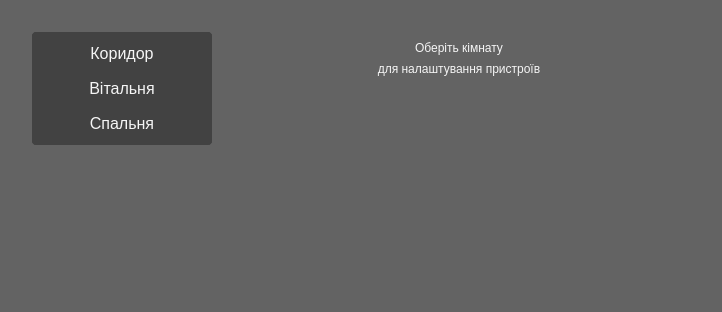
First picture: the form in rooms.ui, repository DanCher17/lmv1, before the edit.
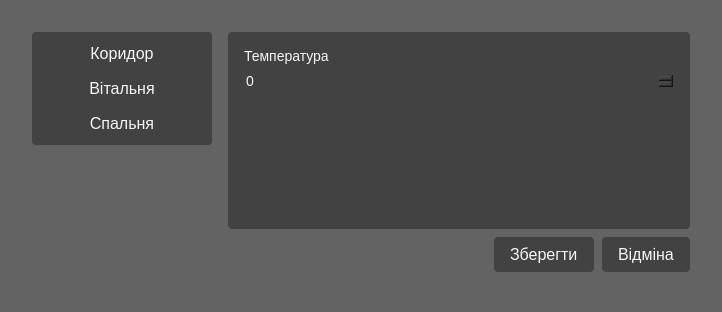
Second picture: the form after the edit. The open tabs and pages were chosen to show the change. Icons and pictures are not drawn.

Commit message: room sett

Patch:
```diff
--- a/rooms.ui
+++ b/rooms.ui
@@ -482,6 +482,145 @@
        </item>
       </layout>
      </widget>
+     <widget class="QWidget" name="page_3">
+      <layout class="QGridLayout" name="gridLayout">
+       <property name="leftMargin">
+        <number>0</number>
+       </property>
+       <property name="topMargin">
+        <number>0</number>
+       </property>
+       <property name="rightMargin">
+        <number>0</number>
+       </property>
+       <property name="bottomMargin">
+        <number>0</number>
+       </property>
+       <property name="spacing">
+        <number>0</number>
+       </property>
+       <item row="0" column="0">
+        <widget class="QScrollArea" name="scrollArea">
+         <property name="styleSheet">
+          <string notr="true">border-radius: 4px;</string>
+         </property>
+         <property name="widgetResizable">
+          <bool>true</bool>
+         </property>
+         <widget class="QWidget" name="scrollAreaWidgetContents">
+          <property name="geometry">
+           <rect>
+            <x>0</x>
+            <y>0</y>
+            <width>321</width>
+            <height>248</height>
+           </rect>
+          </property>
+          <layout class="QVBoxLayout" name="verticalLayout_5">
+           <property name="spacing">
+            <number>8</number>
+           </property>
+           <property name="leftMargin">
+            <number>0</number>
+           </property>
+           <property name="topMargin">
+            <number>0</number>
+           </property>
+           <property name="rightMargin">
+            <number>0</number>
+           </property>
+           <property name="bottomMargin">
+            <number>8</number>
+           </property>
+           <item>
+            <widget class="QWidget" name="widget_8" native="true">
+             <property name="sizePolicy">
+              <sizepolicy hsizetype="Preferred" vsizetype="Expanding">
+               <horstretch>0</horstretch>
+               <verstretch>0</verstretch>
+              </sizepolicy>
+             </property>
+             <property name="styleSheet">
+              <string notr="true">background: #424242;
+border-radius: 4px;
+color: #f5f5f5;
+font-size: 14px;</string>
+             </property>
+             <layout class="QVBoxLayout" name="verticalLayout_6">
+              <property name="spacing">
+               <number>8</number>
+              </property>
+              <property name="leftMargin">
+               <number>16</number>
+              </property>
+              <property name="topMargin">
+               <number>16</number>
+              </property>
+              <property name="rightMargin">
+               <number>16</number>
+              </property>
+              <property name="bottomMargin">
+               <number>16</number>
+              </property>
+              <item>
+               <widget class="QLabel" name="label_2">
+                <property name="sizePolicy">
+                 <sizepolicy hsizetype="Preferred" vsizetype="Fixed">
+                  <horstretch>0</horstretch>
+                  <verstretch>0</verstretch>
+                 </sizepolicy>
+                </property>
+                <property name="text">
+                 <string>Температура</string>
+                </property>
+               </widget>
+              </item>
+              <item>
+               <widget class="QSpinBox" name="spinBox"/>
+              </item>
+              <item>
+               <widget class="QWidget" name="widget_10" native="true"/>
+              </item>
+             </layout>
+            </widget>
+           </item>
+           <item>
+            <layout class="QHBoxLayout" name="horizontalLayout_4">
+             <property name="spacing">
+              <number>8</number>
+             </property>
+             <item>
+              <widget class="QWidget" name="widget_9" native="true">
+               <property name="sizePolicy">
+                <sizepolicy hsizetype="Expanding" vsizetype="Minimum">
+                 <horstretch>0</horstretch>
+                 <verstretch>0</verstretch>
+                </sizepolicy>
+               </property>
+              </widget>
+             </item>
+             <item>
+              <widget class="QPushButton" name="pushButton_2">
+               <property name="text">
+                <string>Зберегти</string>
+               </property>
+              </widget>
+             </item>
+             <item>
+              <widget class="QPushButton" name="pushButton">
+               <property name="text">
+                <string>Відміна</string>
+               </property>
+              </widget>
+             </item>
+            </layout>
+           </item>
+          </layout>
+         </widget>
+        </widget>
+       </item>
+      </layout>
+     </widget>
     </widget>
    </item>
   </layout>
```
Left out of the diff: 12 changed lines with no effect on the pictures. The commit also changes 2 other files.
